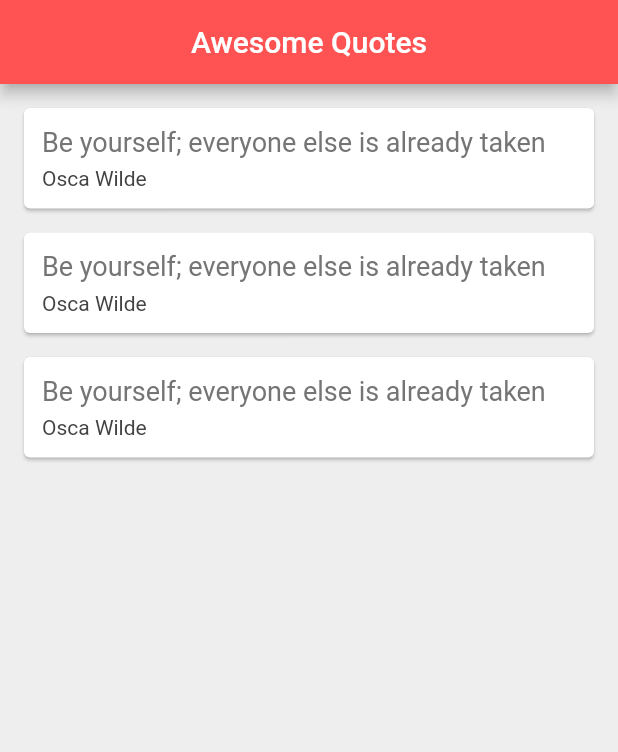
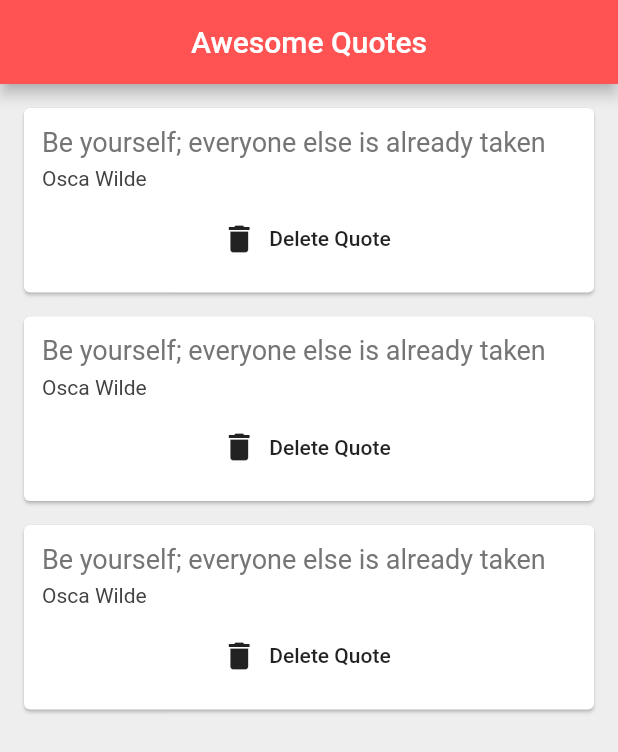
Before and after one commit to MohitP197-zz/Flutter-Quotes-List, a Flutter app: the screen it shows after launch, on a phone screen of 412 x 824 dp. Shown: the top 752 px of the screen. Run offline on Flutter 3.47's test engine with Material 2 defaults, Android fonts, the phone set to English and light mode, and no system bars.

Commit message:
Added delete function

```diff
--- a/lib/class/quote_cart.dart
+++ b/lib/class/quote_cart.dart
@@ -3,9 +3,10 @@ import 'package:lists_in_flutter/model/quote.dart';
 
 class QuoteCard extends StatelessWidget {
   final Quote quote;
+  final Function delete;
 
   // Named parameter is received and assigning to above local variable
-  QuoteCard({this.quote});
+  QuoteCard({this.quote, this.delete});
 
   @override
   Widget build(BuildContext context) {
@@ -32,6 +33,14 @@ class QuoteCard extends StatelessWidget {
                 fontSize: 14.0,
                 color: Colors.grey[800],
               ),
+            ),
+            SizedBox(
+              height: 8.0,
+            ),
+            FlatButton.icon(
+              onPressed: delete,
+              label: Text('Delete Quote'),
+              icon: Icon(Icons.delete),
             )
           ],
         ),
--- a/lib/main.dart
+++ b/lib/main.dart
@@ -43,7 +43,14 @@ class _QuoteListsState extends State<QuoteLists> {
         // Cycle through the quotes list and fire a function for each quote and for each quote
         // get a new instance of the quote card which is returning Widget and outputing quote data
         // Curly braces are used to wrap the value when the items are in list
-        children: quotes.map((quote) => QuoteCard(quote: quote)).toList(),
+        children: quotes.map((quote) => QuoteCard(
+          quote: quote,
+          delete: () {
+            setState(() {
+              quotes.remove(quote);
+            });
+          }
+          ),).toList(),
       ),
     );
   }
```
